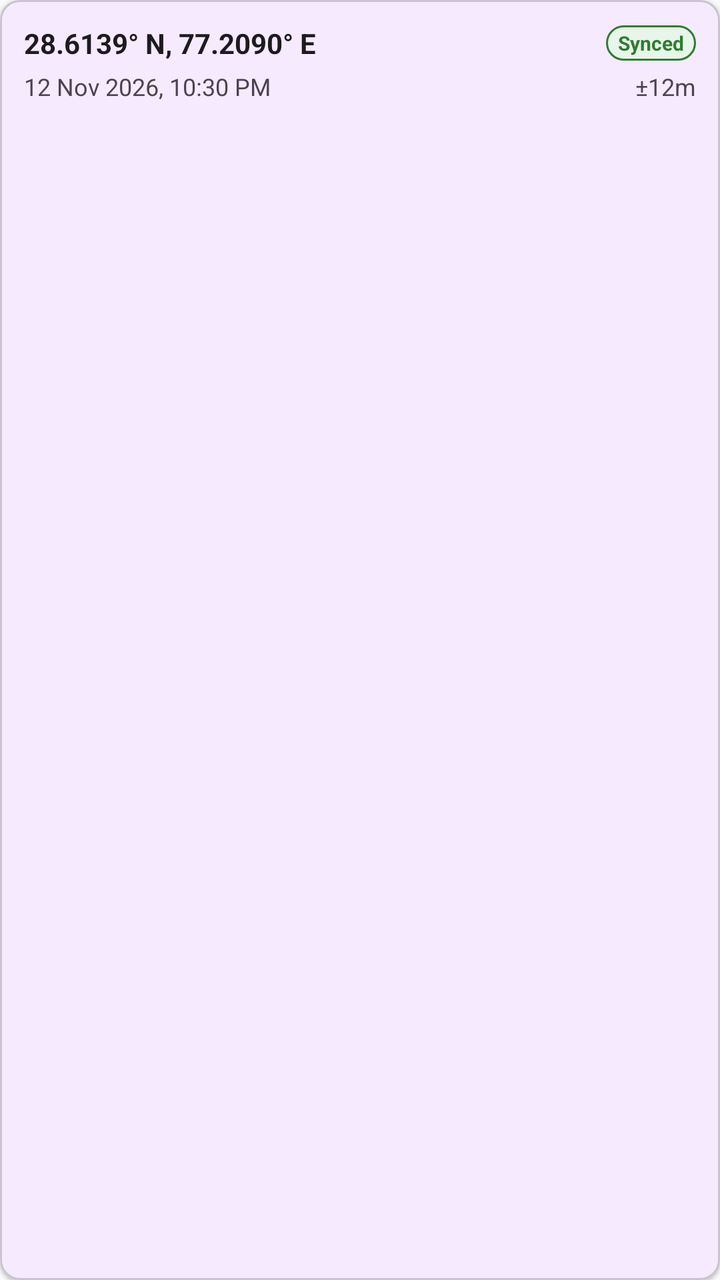
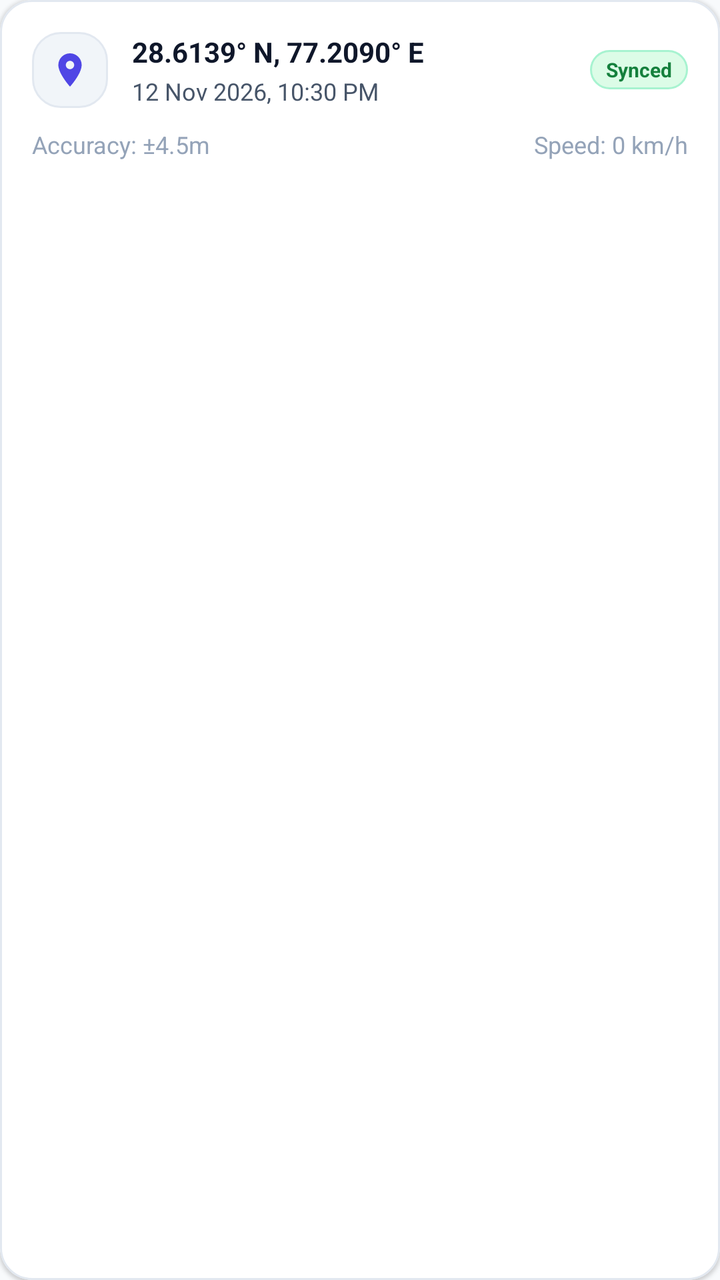

An Android layout rendered at two revisions. The XML below is the earlier revision; the diff shows what the commit changed to produce the second picture.
<!-- AndroidManifest.xml: application theme Theme.SafeTrack -->
<!-- res/layout/item_location_history.xml -->
<?xml version="1.0" encoding="utf-8"?>
<com.google.android.material.card.MaterialCardView xmlns:android="http://schemas.android.com/apk/res/android"
    xmlns:app="http://schemas.android.com/apk/res-auto"
    android:layout_width="match_parent"
    android:layout_height="wrap_content"
    android:layout_marginBottom="8dp"
    app:cardCornerRadius="10dp"
    app:cardElevation="1dp">

    <LinearLayout
        android:layout_width="match_parent"
        android:layout_height="wrap_content"
        android:orientation="vertical"
        android:padding="12dp">

        <LinearLayout
            android:layout_width="match_parent"
            android:layout_height="wrap_content"
            android:gravity="center_vertical"
            android:orientation="horizontal">

            <TextView
                android:id="@+id/tvHistoryCoordinates"
                android:layout_width="0dp"
                android:layout_height="wrap_content"
                android:layout_weight="1"
                android:text="28.6139° N, 77.2090° E"
                android:textColor="@color/text_primary"
                android:textSize="14sp"
                android:textStyle="bold" />

            <TextView
                android:id="@+id/tvHistorySyncBadge"
                android:layout_width="wrap_content"
                android:layout_height="wrap_content"
                android:background="@drawable/bg_status_badge"
                android:paddingStart="6dp"
                android:paddingTop="2dp"
                android:paddingEnd="6dp"
                android:paddingBottom="2dp"
                android:text="Synced"
                android:textColor="@color/safety_green"
                android:textSize="10sp"
                android:textStyle="bold" />
        </LinearLayout>

        <LinearLayout
            android:layout_width="match_parent"
            android:layout_height="wrap_content"
            android:layout_marginTop="4dp"
            android:orientation="horizontal">

            <TextView
                android:id="@+id/tvHistoryTimestamp"
                android:layout_width="0dp"
                android:layout_height="wrap_content"
                android:layout_weight="1"
                android:text="12 Nov 2026, 10:30 PM"
                android:textColor="@color/text_secondary"
                android:textSize="12sp" />

            <TextView
                android:id="@+id/tvHistoryAccuracy"
                android:layout_width="wrap_content"
                android:layout_height="wrap_content"
                android:text="±12m"
                android:textColor="@color/text_secondary"
                android:textSize="12sp" />
        </LinearLayout>

    </LinearLayout>
</com.google.android.material.card.MaterialCardView>
<!-- resources referenced by this layout -->
<resources>
  <color name="safety_green">#2E7D32</color>
  <color name="text_primary">#1C1B1F</color>
  <color name="text_secondary">#49454F</color>
  <!-- drawable bg_status_badge (drawable) -->
  <?xml version="1.0" encoding="utf-8"?>
  <shape xmlns:android="http://schemas.android.com/apk/res/android"
      android:shape="rectangle">
      <corners android:radius="16dp" />
      <solid android:color="@color/safety_green_light" />
      <stroke
          android:width="1dp"
          android:color="@color/safety_green" />
  </shape>
  <style name="Theme.SafeTrack" parent="Theme.Material3.DayNight.NoActionBar">
          
          <item name="colorPrimary">@color/primary</item>
          <item name="colorPrimaryVariant">@color/primary_variant</item>
          <item name="colorOnPrimary">@color/surface_light</item>
          
          <item name="colorSecondary">@color/secondary</item>
          <item name="colorSecondaryVariant">@color/secondary_variant</item>
          <item name="colorOnSecondary">@color/text_primary</item>
          
          <item name="android:statusBarColor">@color/primary_variant</item>
          <item name="android:windowLightStatusBar">false</item>
          <item name="android:windowBackground">@color/background_light</item>
      </style>
  <color name="safety_green_light">#E8F5E9</color>
  <color name="primary">#6200EE</color>
  <color name="primary_variant">#3700B3</color>
  <color name="surface_light">#FFFFFF</color>
  <color name="secondary">#03DAC6</color>
  <color name="secondary_variant">#018786</color>
  <color name="background_light">#F8F9FA</color>
</resources>

<!-- the commit's change to res/layout/item_location_history.xml (unified diff, before → after) -->
@@ -3,15 +3,17 @@
     xmlns:app="http://schemas.android.com/apk/res-auto"
     android:layout_width="match_parent"
     android:layout_height="wrap_content"
-    android:layout_marginBottom="8dp"
-    app:cardCornerRadius="10dp"
-    app:cardElevation="1dp">
+    android:layout_marginBottom="10dp"
+    app:cardCornerRadius="16dp"
+    app:cardElevation="1dp"
+    app:strokeColor="@color/card_stroke"
+    app:strokeWidth="1dp">
 
     <LinearLayout
         android:layout_width="match_parent"
         android:layout_height="wrap_content"
         android:orientation="vertical"
-        android:padding="12dp">
+        android:padding="16dp">
 
         <LinearLayout
             android:layout_width="match_parent"
@@ -19,27 +21,56 @@
             android:gravity="center_vertical"
             android:orientation="horizontal">
 
-            <TextView
-                android:id="@+id/tvHistoryCoordinates"
+            <FrameLayout
+                android:layout_width="38dp"
+                android:layout_height="38dp"
+                android:background="@drawable/bg_stat_card">
+
+                <ImageView
+                    android:layout_width="20dp"
+                    android:layout_height="20dp"
+                    android:layout_gravity="center"
+                    android:src="@drawable/ic_location"
+                    app:tint="@color/primary" />
+            </FrameLayout>
+
+            <LinearLayout
                 android:layout_width="0dp"
                 android:layout_height="wrap_content"
+                android:layout_marginStart="12dp"
                 android:layout_weight="1"
-                android:text="28.6139° N, 77.2090° E"
-                android:textColor="@color/text_primary"
-                android:textSize="14sp"
-                android:textStyle="bold" />
+                android:orientation="vertical">
+
+                <TextView
+                    android:id="@+id/tvHistoryCoordinates"
+                    android:layout_width="wrap_content"
+                    android:layout_height="wrap_content"
+                    android:text="28.6139° N, 77.2090° E"
+                    android:textColor="@color/text_primary"
+                    android:textSize="14sp"
+                    android:textStyle="bold" />
+
+                <TextView
+                    android:id="@+id/tvHistoryTimestamp"
+                    android:layout_width="wrap_content"
+                    android:layout_height="wrap_content"
+                    android:layout_marginTop="2dp"
+                    android:text="12 Nov 2026, 10:30 PM"
+                    android:textColor="@color/text_secondary"
+                    android:textSize="12sp" />
+            </LinearLayout>
 
             <TextView
                 android:id="@+id/tvHistorySyncBadge"
                 android:layout_width="wrap_content"
                 android:layout_height="wrap_content"
-                android:background="@drawable/bg_status_badge"
-                android:paddingStart="6dp"
-                android:paddingTop="2dp"
-                android:paddingEnd="6dp"
-                android:paddingBottom="2dp"
+                android:background="@drawable/bg_pill_live"
+                android:paddingStart="8dp"
+                android:paddingTop="3dp"
+                android:paddingEnd="8dp"
+                android:paddingBottom="3dp"
                 android:text="Synced"
-                android:textColor="@color/safety_green"
+                android:textColor="@color/pill_active_text"
                 android:textSize="10sp"
                 android:textStyle="bold" />
         </LinearLayout>
@@ -47,24 +78,24 @@
         <LinearLayout
             android:layout_width="match_parent"
             android:layout_height="wrap_content"
-            android:layout_marginTop="4dp"
+            android:layout_marginTop="10dp"
             android:orientation="horizontal">
 
             <TextView
-                android:id="@+id/tvHistoryTimestamp"
+                android:id="@+id/tvHistoryAccuracy"
                 android:layout_width="0dp"
                 android:layout_height="wrap_content"
                 android:layout_weight="1"
-                android:text="12 Nov 2026, 10:30 PM"
-                android:textColor="@color/text_secondary"
+                android:text="Accuracy: ±4.5m"
+                android:textColor="@color/text_muted"
                 android:textSize="12sp" />
 
             <TextView
-                android:id="@+id/tvHistoryAccuracy"
+                android:id="@+id/tvHistorySpeed"
                 android:layout_width="wrap_content"
                 android:layout_height="wrap_content"
-                android:text="±12m"
-                android:textColor="@color/text_secondary"
+                android:text="Speed: 0 km/h"
+                android:textColor="@color/text_muted"
                 android:textSize="12sp" />
         </LinearLayout>
 
<!-- resource entries referenced after the edit -->
@@ -1,38 +1,82 @@
 <!-- resources referenced by this layout -->
 <resources>
-  <color name="safety_green">#2E7D32</color>
-  <color name="text_primary">#1C1B1F</color>
-  <color name="text_secondary">#49454F</color>
-  <!-- drawable bg_status_badge (drawable) -->
+  <color name="card_stroke">#E2E8F0</color>
+  <color name="pill_active_text">#15803D</color>
+  <color name="text_primary">#0F172A</color>
+  <color name="text_secondary">#475569</color>
+  <!-- drawable bg_pill_live (drawable) -->
   <?xml version="1.0" encoding="utf-8"?>
   <shape xmlns:android="http://schemas.android.com/apk/res/android"
       android:shape="rectangle">
-      <corners android:radius="16dp" />
-      <solid android:color="@color/safety_green_light" />
+      <solid android:color="@color/pill_active_bg" />
       <stroke
           android:width="1dp"
-          android:color="@color/safety_green" />
+          android:color="@color/safety_green_border" />
+      <corners android:radius="20dp" />
   </shape>
+  <!-- drawable bg_stat_card (drawable) -->
+  <?xml version="1.0" encoding="utf-8"?>
+  <shape xmlns:android="http://schemas.android.com/apk/res/android"
+      android:shape="rectangle">
+      <solid android:color="#F1F5F9" />
+      <stroke
+          android:width="1dp"
+          android:color="#E2E8F0" />
+      <corners android:radius="14dp" />
+  </shape>
+  <!-- drawable ic_location (drawable) -->
+  <vector xmlns:android="http://schemas.android.com/apk/res/android"
+      android:width="24dp"
+      android:height="24dp"
+      android:viewportWidth="24"
+      android:viewportHeight="24">
+      <path
+          android:fillColor="#6200EE"
+          android:pathData="M12,2C8.13,2 5,5.13 5,9c0,5.25 7,13 7,13s7,-7.75 7,-13c0,-3.87,-3.13,-7,-7,-7zm0,9.5c-1.38,0,-2.5,-1.12,-2.5,-2.5s1.12,-2.5 2.5,-2.5 2.5,1.12 2.5,2.5 -1.12,2.5 -2.5,2.5z"/>
+  </vector>
   <style name="Theme.SafeTrack" parent="Theme.Material3.DayNight.NoActionBar">
           
           <item name="colorPrimary">@color/primary</item>
-          <item name="colorPrimaryVariant">@color/primary_variant</item>
+          <item name="colorPrimaryVariant">@color/primary_dark</item>
           <item name="colorOnPrimary">@color/surface_light</item>
+          <item name="colorPrimaryContainer">@color/primary_light</item>
+          <item name="colorOnPrimaryContainer">@color/primary_dark</item>
+  
           
           <item name="colorSecondary">@color/secondary</item>
           <item name="colorSecondaryVariant">@color/secondary_variant</item>
-          <item name="colorOnSecondary">@color/text_primary</item>
+          <item name="colorOnSecondary">@color/surface_light</item>
+          <item name="colorSecondaryContainer">@color/secondary_light</item>
+          <item name="colorOnSecondaryContainer">@color/secondary_variant</item>
+  
           
           <item name="android:statusBarColor">@color/primary_variant</item>
           <item name="android:windowLightStatusBar">false</item>
+          <item name="android:navigationBarColor">@color/surface_light</item>
+          <item name="android:windowLightNavigationBar" tools:targetApi="o_mr1">true</item>
           <item name="android:windowBackground">@color/background_light</item>
+  
+          
+          <item name="materialCardViewStyle">@style/Widget.SafeTrack.Card</item>
       </style>
-  <color name="safety_green_light">#E8F5E9</color>
-  <color name="primary">#6200EE</color>
-  <color name="primary_variant">#3700B3</color>
+  <color name="pill_active_bg">#DCFCE7</color>
+  <color name="safety_green_border">#A7F3D0</color>
+  <color name="primary_dark">#3730A3</color>
+  <color name="primary">#4F46E5</color>
+  <color name="text_muted">#94A3B8</color>
+  <color name="primary_variant">#312E81</color>
   <color name="surface_light">#FFFFFF</color>
-  <color name="secondary">#03DAC6</color>
-  <color name="secondary_variant">#018786</color>
-  <color name="background_light">#F8F9FA</color>
+  <color name="primary_light">#EEF2FF</color>
+  <color name="secondary">#0EA5E9</color>
+  <color name="secondary_variant">#0284C7</color>
+  <color name="secondary_light">#E0F2FE</color>
+  <color name="background_light">#F8FAFC</color>
+  <style name="Widget.SafeTrack.Card" parent="Widget.Material3.CardView.Elevated">
+          <item name="cardElevation">2dp</item>
+          <item name="cardCornerRadius">16dp</item>
+          <item name="strokeColor">@color/card_stroke</item>
+          <item name="strokeWidth">1dp</item>
+          <item name="cardBackgroundColor">@color/surface_light</item>
+      </style>
 </resources>
 
